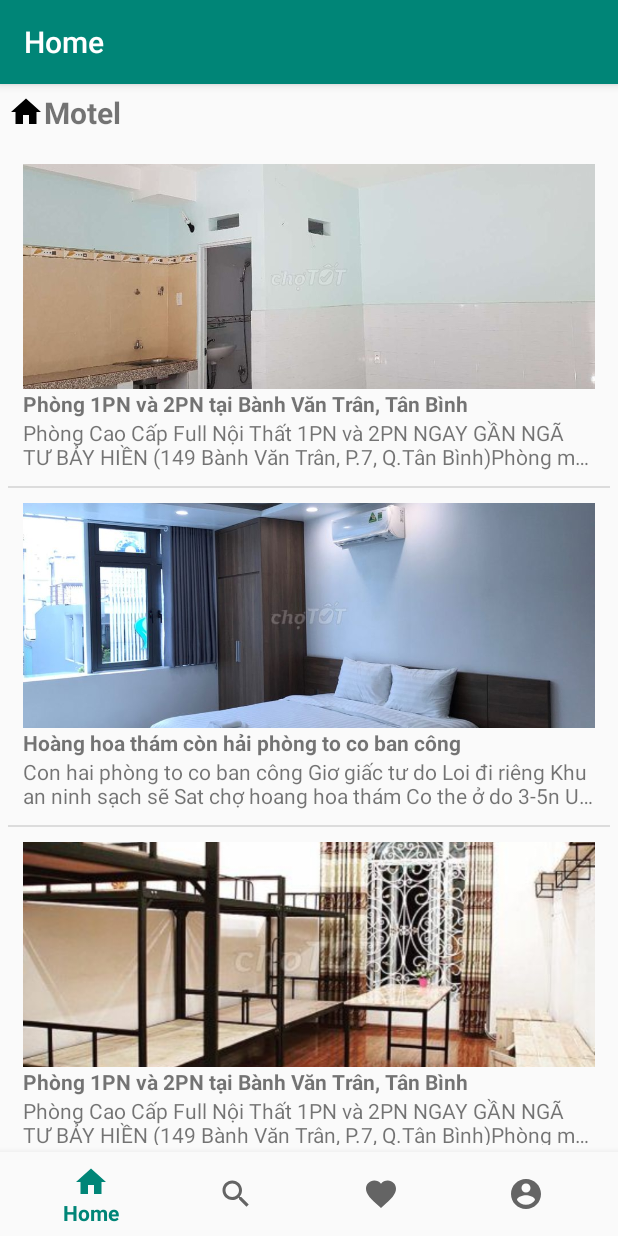
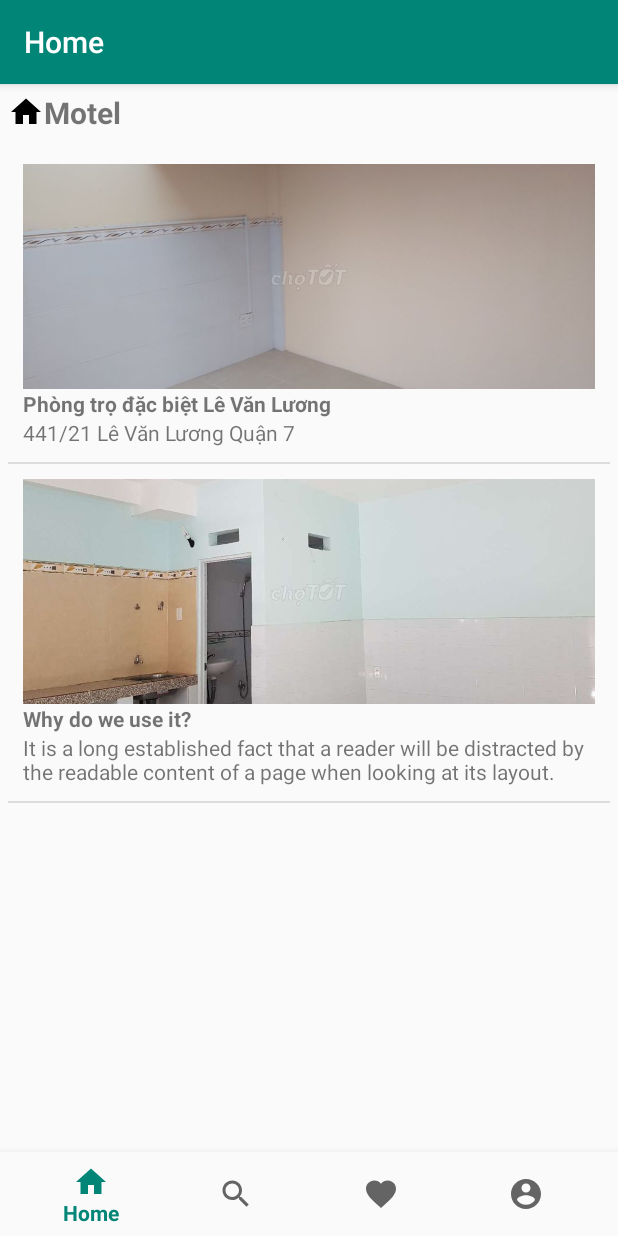
Before and after one commit to ledutu/FindHomeProject, an Android app: the screen it shows after launch (MainActivity), on a phone screen of 412 x 824 dp. Run offline under Robolectric (Android 15) with nearby library versions, the phone set to English and light mode, and no system bars; our stand-ins replace navigation-ui.

Commit message:
add other files

```diff
--- a/app/src/main/java/com/example/findhomeproject/ui/home/HomeFragment.java
+++ b/app/src/main/java/com/example/findhomeproject/ui/home/HomeFragment.java
@@ -5,6 +5,7 @@ import android.os.Bundle;
 import android.view.LayoutInflater;
 import android.view.View;
 import android.view.ViewGroup;
+import android.widget.AdapterView;
 import android.widget.ListView;
 import android.widget.TextView;
 
@@ -37,36 +38,27 @@ public class HomeFragment extends Fragment {
     }
 
     private void addData() {
-        arrMotelNews.add(new MotelNews("Phòng 1PN và 2PN tại Bành Văn Trân, Tân Bình",
-                "Phòng Cao Cấp Full Nội Thất 1PN và 2PN " +
-                        "NGAY GẦN NGÃ TƯ BẢY HIỀN " +
-                        "(149 Bành Văn Trân, P.7, Q.Tân Bình)" +
-                        "Phòng mới xây đang hoàn thiện nội thất ( Phòng Mới 100%), tháng 9 dọn vào ở. " +
-                        "Cho những ai thích căn phòng sang trọng ở khu vực trầm lắng yên bình.", arrImage[0]));
-        arrMotelNews.add(new MotelNews("Hoàng hoa thám còn hải phòng to co ban công",
-                "Con hai phòng to co ban công " +
-                        "Giơ giấc tư do " +
-                        "Loi đi riêng " +
-                        "Khu an ninh sạch sẽ " +
-                        "Sat chợ hoang hoa thám " +
-                        "Co the ở do 3-5n " +
-                        "Uu tiên nhân viên van phòng.hộ gia đình " +
-                        "Ai co nhu câu liên hê kim",
-                arrImage[2]));
-        arrMotelNews.add(new MotelNews("Phòng 1PN và 2PN tại Bành Văn Trân, Tân Bình",
-                "Phòng Cao Cấp Full Nội Thất 1PN và 2PN " +
-                        "NGAY GẦN NGÃ TƯ BẢY HIỀN " +
-                        "(149 Bành Văn Trân, P.7, Q.Tân Bình)" +
-                        "Phòng mới xây đang hoàn thiện nội thất ( Phòng Mới 100%), tháng 9 dọn vào ở. " +
-                        "Cho những ai thích căn phòng sang trọng ở khu vực trầm lắng yên bình.",
-                arrImage[3]));
-        arrMotelNews.add(new MotelNews("Phòng Đủ tiện nghi QUẬN 7",
-                "Cần cho thuê phòng đẹp, đủ tiện nghi cơ bản xách vali vào là ở " +
-                        "1.Nhà rất đẹp và ngay mặt dường hẻm xe hơi " +
-                        "-WC riêng " +
-                        "2. Phòng trang bị đầy đủ tiện nghi, nước nóng năng lượng mặt trời, giường, tủ, " +
-                        "máy lạnh, diện tích từ 20m2- 25m2 tuỳ lớn nhỏ",
-                arrImage[4]));
+        arrMotelNews.add(new MotelNews(
+                233333,
+                arrImage[1],
+                "Phòng trọ đặc biệt Lê Văn Lương",
+                "441/21 Lê Văn Lương Quận 7",
+                "0388037094 - A Tung",
+                "15 m2",
+                "1 ngày trước",
+                "Lorem Ipsum is simply dummy text of the printing and typesetting industry. Lorem Ipsum has been the industry's standard dummy text ever since the 1500s, when an unknown printer took a galley of type and scrambled it to make a type specimen book. It has survived not only five centuries, but also the leap into electronic typesetting, remaining essentially unchanged. It was popularised in the 1960s with the release of Letraset sheets containing Lorem Ipsum passages, and more recently with desktop publishing software like Aldus PageMaker including versions of Lorem Ipsum."
+                ));
+
+        arrMotelNews.add(new MotelNews(
+                300000,
+                arrImage[0],
+                "Why do we use it?",
+                "It is a long established fact that a reader will be distracted by the readable content of a page when looking at its layout.",
+                "0388037094 - C Tien",
+                "100 m2",
+                "10 ngày trước",
+                "Lorem Ipsum is simply dummy text of the printing and typesetting industry. Lorem Ipsum has been the industry's standard dummy text ever since the 1500s, when an unknown printer took a galley of type and scrambled it to make a type specimen book. It has survived not only five centuries, but also the leap into electronic typesetting, remaining essentially unchanged. It was popularised in the 1960s with the release of Letraset sheets containing Lorem Ipsum passages, and more recently with desktop publishing software like Aldus PageMaker including versions of Lorem Ipsum."
+        ));
         motelNewsAdapter.notifyDataSetChanged();
     }
 
```
Also changed, not shown: app/src/main/java/com/example/findhomeproject/adapter/MotelNewsAdapter.java (+10 -1 lines), app/src/main/java/com/example/findhomeproject/intents/DetailMotel.java (+21 -2 lines), app/src/main/java/com/example/findhomeproject/modelForMotel/MotelNews.java (+33 -37 lines), app/src/main/res/layout/activity_detail_motel.xml (+63 -17 lines), app/src/main/res/drawable-v24/acreage.png (added), app/src/main/res/drawable-v24/phone.png (added), app/src/main/res/drawable-v24/pin.png (added), app/src/main/res/drawable-v24/time.png (added).
